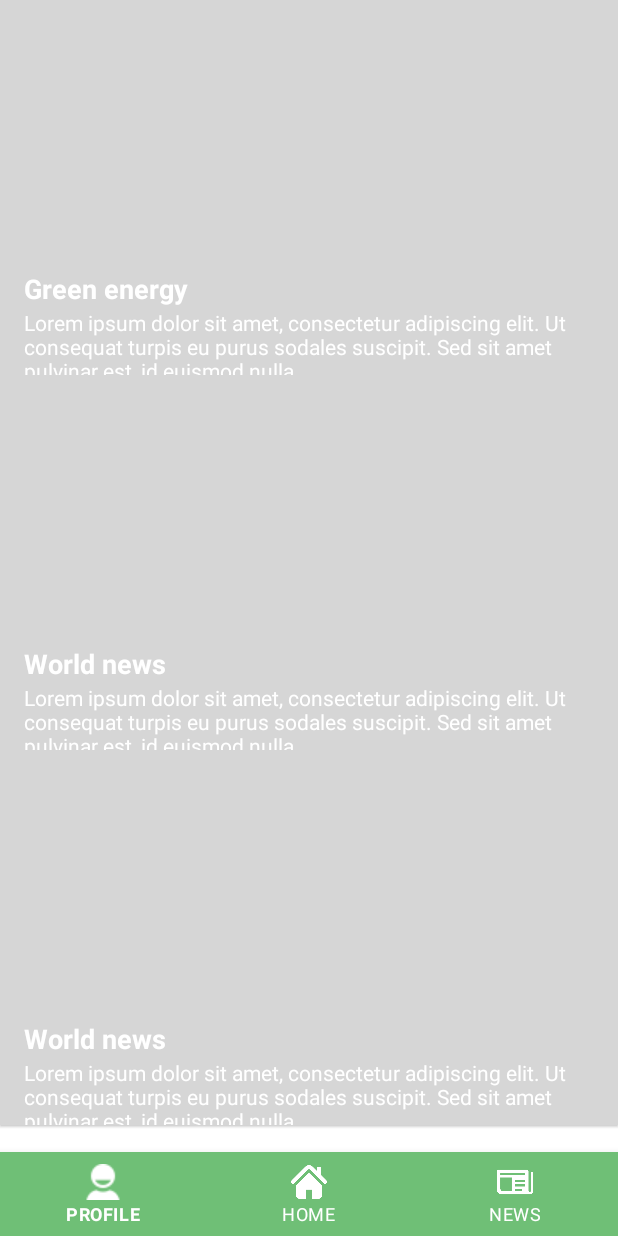
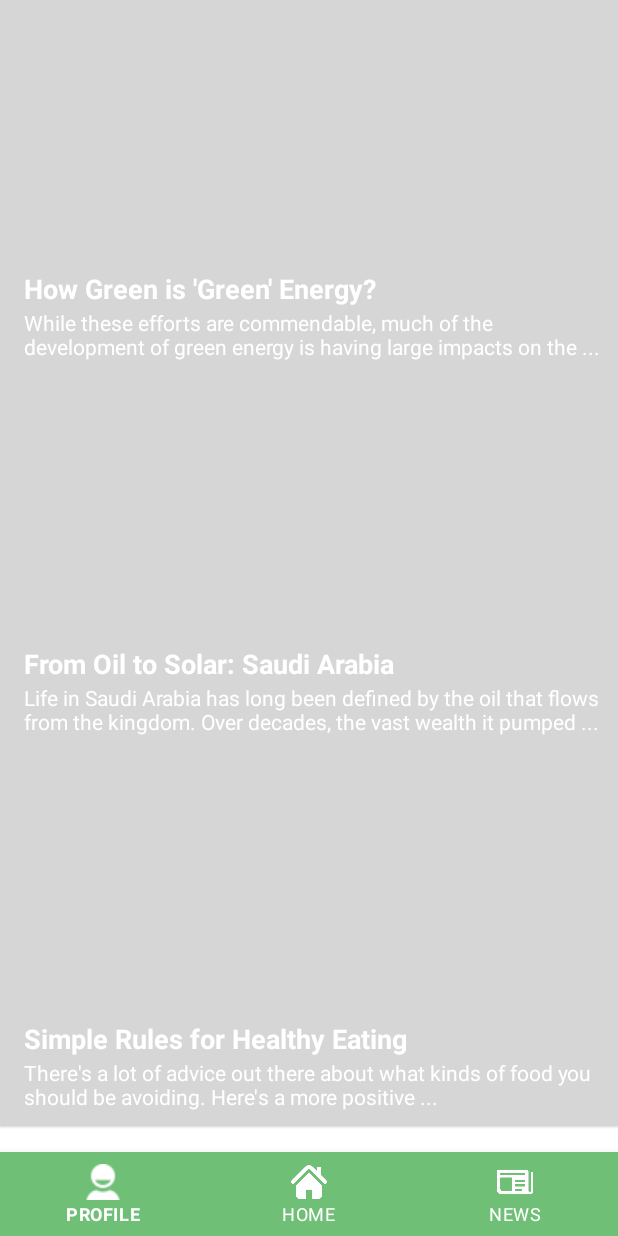
Before and after one commit to MarcoMochi/Green-Spinning-app-, an Android app: the NewsActivity screen opened directly, with no data from a screen before it, on a phone screen of 412 x 824 dp. Run offline under Robolectric (Android 15) with nearby library versions, the phone set to English and light mode, and no system bars.

Commit message:
mie modifiche + tue modifiche
.

```diff
--- a/app/src/main/java/com/example/greenspinning/LoginActivity.java
+++ b/app/src/main/java/com/example/greenspinning/LoginActivity.java
@@ -98,8 +98,10 @@ public class LoginActivity extends AppCompatActivity {
 
     @Override
     public void onBackPressed() {
-        // disable going back to the MainActivity
-        moveTaskToBack(true);
+        Intent exitIntent = new Intent(Intent.ACTION_MAIN);
+        exitIntent.addCategory(Intent.CATEGORY_HOME);
+        exitIntent.setFlags(Intent.FLAG_ACTIVITY_NEW_TASK);
+        startActivity(exitIntent);
     }
 
     public void onLoginSuccess() {
--- a/app/src/main/java/com/example/greenspinning/MainActivity.java
+++ b/app/src/main/java/com/example/greenspinning/MainActivity.java
@@ -35,7 +35,7 @@ public class MainActivity extends AppCompatActivity
     ArrayList<DataModel> dataModels;
     ListView listView;
     private static CustomAdapter adapter;
-    ArrayList personNames = new ArrayList<>(Arrays.asList("Person 1", "Person 2", "Person 3", "Person 4", "Person 5", "Person 6", "Person 7","Person 8", "Person 9", "Person 10", "Person 11", "Person 12", "Person 13", "Person 14"));
+    ArrayList personNames = new ArrayList<>(Arrays.asList("03/06/19", "05/06/19", "07/06/19", "10/06/19", "12/06/19", "14/06/19", "17/06/19","19/06/19", "21/06/19", "24/06/19", "26/06/19", "28/06/19", "01/06/19", "03/06/19"));
 
     @Override
     protected void onCreate(Bundle savedInstanceState) {
--- a/app/src/main/java/com/example/greenspinning/NewsActivity.java
+++ b/app/src/main/java/com/example/greenspinning/NewsActivity.java
@@ -75,13 +75,13 @@ public class NewsActivity extends AppCompatActivity {
                 R.drawable.image2,
                 R.drawable.image3};
 
-            News a = new News("Green energy", "Lorem ipsum dolor sit amet, consectetur adipiscing elit. Ut consequat turpis eu purus sodales suscipit. Sed sit amet pulvinar est, id euismod nulla", covers[0]);
+            News a = new News("How Green is 'Green' Energy?", "While these efforts are commendable, much of the development of green energy is having large impacts on the ...", covers[0]);
             newsList.add(a);
 
-            a = new News("World news", "Lorem ipsum dolor sit amet, consectetur adipiscing elit. Ut consequat turpis eu purus sodales suscipit. Sed sit amet pulvinar est, id euismod nulla", covers[1]);
+            a = new News("From Oil to Solar: Saudi Arabia\n", "Life in Saudi Arabia has long been defined by the oil that flows from the kingdom. Over decades, the vast wealth it pumped ...", covers[1]);
             newsList.add(a);
 
-            a = new News("World news", "Lorem ipsum dolor sit amet, consectetur adipiscing elit. Ut consequat turpis eu purus sodales suscipit. Sed sit amet pulvinar est, id euismod nulla", covers[2]);
+            a = new News("Simple Rules for Healthy Eating", "There's a lot of advice out there about what kinds of food you should be avoiding. Here's a more positive ...", covers[2]);
             newsList.add(a);
 
 
--- /dev/null
+++ b/app/src/main/res/drawable/splash_theme.xml
@@ -0,0 +1,11 @@
+<?xml version="1.0" encoding="utf-8"?>
+<layer-list
+    xmlns:android="http://schemas.android.com/apk/res/android">
+    <item
+        android:drawable="@drawable/green_spinning_background"/>
+    <item>
+        <bitmap
+            android:gravity="center"
+            android:src="@drawable/logo"/>
+    </item>
+</layer-list>
--- a/app/src/main/res/layout/activity_main.xml
+++ b/app/src/main/res/layout/activity_main.xml
@@ -5,7 +5,8 @@
     xmlns:tools="http://schemas.android.com/tools"
     android:id="@+id/drawer_layout"
     android:layout_width="match_parent"
-    android:layout_height="match_parent">
+    android:layout_height="match_parent"
+    android:background="@drawable/green_spinning_background">
 
     <RelativeLayout
         android:layout_width="match_parent"
--- a/app/src/main/res/layout/row_item.xml
+++ b/app/src/main/res/layout/row_item.xml
@@ -18,7 +18,7 @@
             android:id="@+id/image"
             android:layout_width="60dp"
             android:layout_height="38dp"
-            android:src="@drawable/logo" />
+            android:src="@drawable/green_logo" />
 
 
         <TextView
@@ -39,7 +39,7 @@
             android:layout_marginStart="15dp"
             android:layout_marginEnd="118dp"
             android:layout_toEndOf="@+id/image"
-            android:text="WORKOUT" />
+            android:text="SPINNING CLASS" />
     </RelativeLayout>
 
 </androidx.cardview.widget.CardView>
--- a/app/src/main/res/values/styles.xml
+++ b/app/src/main/res/values/styles.xml
@@ -48,4 +48,8 @@
         <item name="boxStrokeWidth">2dp</item>
     </style>
 
+        <style name="SplashTheme" parent="Theme.AppCompat.NoActionBar">
+        <item name="android:windowBackground">@drawable/splash_theme</item>
+    </style>
+
 </resources>
```
Also changed, not shown: app/src/main/AndroidManifest.xml (+9 -0 lines), app/src/main/java/com/example/greenspinning/SignupActivity.java (+7 -0 lines), app/src/main/java/com/example/greenspinning/SplashActivity.java (added, +17 -0 lines), app/src/main/res/drawable/green_logo.png (added).
